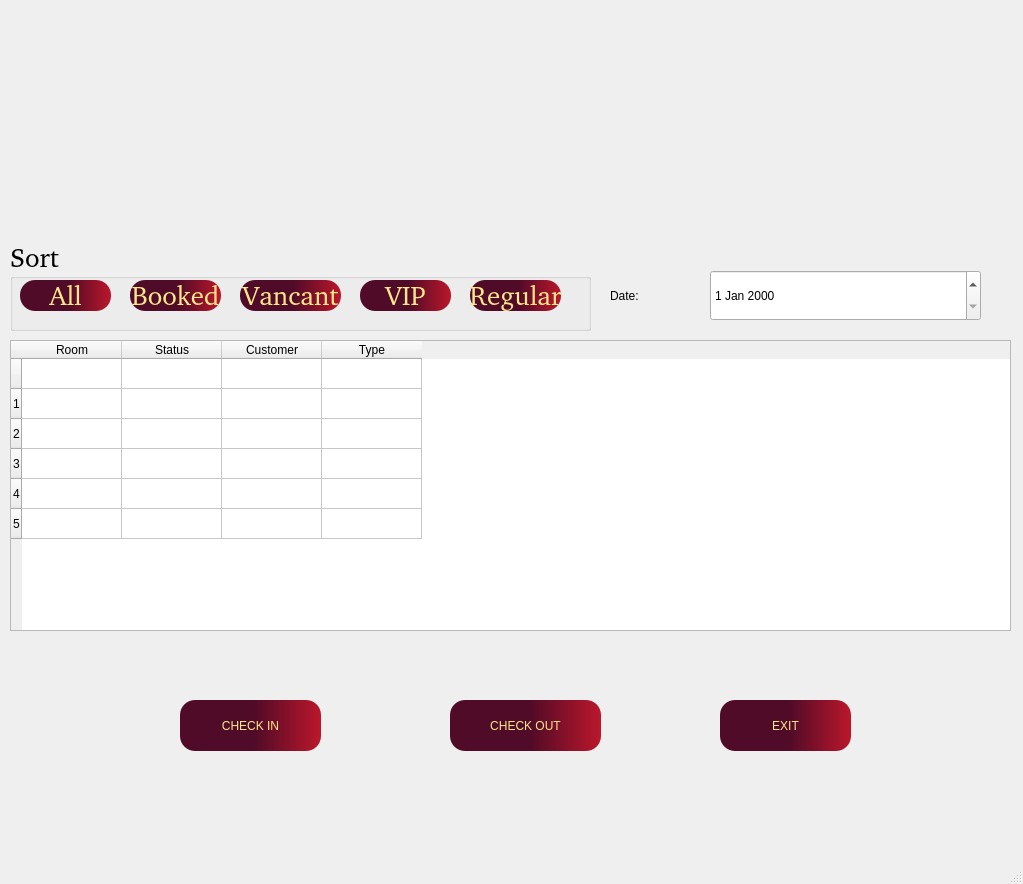
Tranle1509/HotelManagement, file ui/MainWindowRoomManagement.ui: the form before one commit.
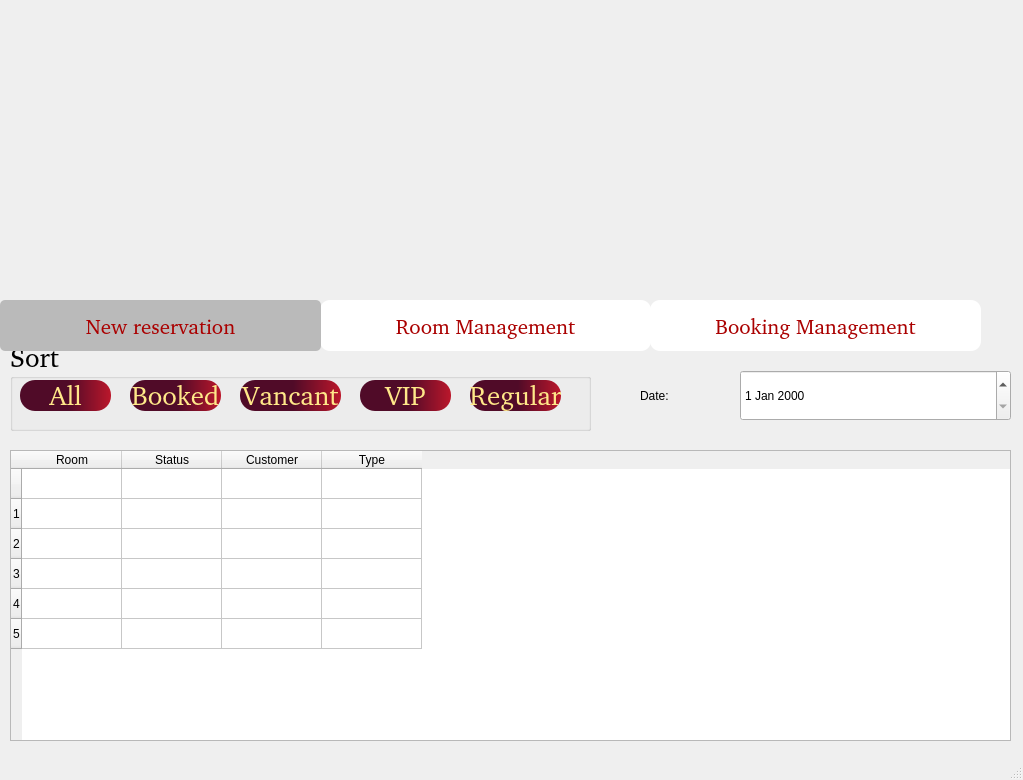
The form after the commit. Icons and pictures are not drawn.

What changed in the file:
```diff
--- a/ui/MainWindowRoomManagement.ui
+++ b/ui/MainWindowRoomManagement.ui
@@ -7,7 +7,7 @@
     <x>0</x>
     <y>0</y>
     <width>1023</width>
-    <height>884</height>
+    <height>780</height>
    </rect>
   </property>
   <property name="sizePolicy">
@@ -16,6 +16,12 @@
     <verstretch>20</verstretch>
    </sizepolicy>
   </property>
+  <property name="maximumSize">
+   <size>
+    <width>1280</width>
+    <height>780</height>
+   </size>
+  </property>
   <property name="windowTitle">
    <string>MainWindow</string>
   </property>
@@ -24,7 +30,7 @@
     <property name="geometry">
      <rect>
       <x>10</x>
-      <y>340</y>
+      <y>450</y>
       <width>1001</width>
       <height>291</height>
      </rect>
@@ -96,7 +102,7 @@
     <property name="geometry">
      <rect>
       <x>10</x>
-      <y>240</y>
+      <y>340</y>
       <width>581</width>
       <height>91</height>
      </rect>
@@ -213,8 +219,8 @@
    <widget class="QPushButton" name="pushButton_checkin">
     <property name="geometry">
      <rect>
-      <x>180</x>
-      <y>700</y>
+      <x>170</x>
+      <y>760</y>
       <width>141</width>
       <height>51</height>
      </rect>
@@ -243,8 +249,8 @@
    <widget class="QPushButton" name="pushButton_checkout">
     <property name="geometry">
      <rect>
-      <x>450</x>
-      <y>700</y>
+      <x>460</x>
+      <y>760</y>
       <width>151</width>
       <height>51</height>
      </rect>
@@ -273,8 +279,8 @@
    <widget class="QPushButton" name="pushButton_exit">
     <property name="geometry">
      <rect>
-      <x>720</x>
-      <y>700</y>
+      <x>730</x>
+      <y>760</y>
       <width>131</width>
       <height>51</height>
      </rect>
@@ -303,8 +309,8 @@
    <widget class="QLabel" name="label">
     <property name="geometry">
      <rect>
-      <x>610</x>
-      <y>280</y>
+      <x>640</x>
+      <y>380</y>
       <width>91</width>
       <height>31</height>
      </rect>
@@ -322,21 +328,97 @@
    <widget class="QDateEdit" name="dateEdit_date">
     <property name="geometry">
      <rect>
-      <x>710</x>
-      <y>270</y>
+      <x>740</x>
+      <y>370</y>
       <width>271</width>
       <height>51</height>
      </rect>
     </property>
    </widget>
-   <widget class="QLabel" name="label_2">
+   <widget class="QPushButton" name="pushButton_RoomManagement">
     <property name="geometry">
      <rect>
-      <x>40</x>
-      <y>10</y>
-      <width>951</width>
-      <height>241</height>
+      <x>320</x>
+      <y>300</y>
+      <width>331</width>
+      <height>51</height>
      </rect>
+    </property>
+    <property name="font">
+     <font>
+      <family>#9Slide03 SFU Toledo Bold</family>
+      <pointsize>16</pointsize>
+      <weight>9</weight>
+      <italic>false</italic>
+      <bold>false</bold>
+     </font>
+    </property>
+    <property name="focusPolicy">
+     <enum>Qt::NoFocus</enum>
+    </property>
+    <property name="styleSheet">
+     <string notr="true">font: 75 16pt &quot;#9Slide03 SFU Toledo Bold&quot;;
+color: rgb(170, 0, 0);
+
+
+    border-radius: 10px;
+    padding: 5px;
+
+background-color: rgb(255, 255, 255);</string>
+    </property>
+    <property name="text">
+     <string>Room Management</string>
+    </property>
+   </widget>
+   <widget class="QPushButton" name="pushButton_BookingManagement">
+    <property name="geometry">
+     <rect>
+      <x>650</x>
+      <y>300</y>
+      <width>331</width>
+      <height>51</height>
+     </rect>
+    </property>
+    <property name="font">
+     <font>
+      <family>#9Slide03 SFU Toledo Bold</family>
+      <pointsize>16</pointsize>
+      <weight>9</weight>
+      <italic>false</italic>
+      <bold>false</bold>
+     </font>
+    </property>
+    <property name="focusPolicy">
+     <enum>Qt::NoFocus</enum>
+    </property>
+    <property name="styleSheet">
+     <string notr="true">font: 75 16pt &quot;#9Slide03 SFU Toledo Bold&quot;;
+color: rgb(170, 0, 0);
+
+
+    border-radius: 10px;
+    padding: 5px;
+
+background-color: rgb(255, 255, 255);</string>
+    </property>
+    <property name="text">
+     <string>Booking Management</string>
+    </property>
+   </widget>
+   <widget class="QLabel" name="label_3">
+    <property name="geometry">
+     <rect>
+      <x>0</x>
+      <y>0</y>
+      <width>1021</width>
+      <height>311</height>
+     </rect>
+    </property>
+    <property name="sizePolicy">
+     <sizepolicy hsizetype="Expanding" vsizetype="Expanding">
+      <horstretch>0</horstretch>
+      <verstretch>0</verstretch>
+     </sizepolicy>
     </property>
     <property name="text">
      <string/>
@@ -348,6 +430,66 @@
      <bool>true</bool>
     </property>
    </widget>
+   <widget class="QLabel" name="label_2">
+    <property name="geometry">
+     <rect>
+      <x>1030</x>
+      <y>320</y>
+      <width>381</width>
+      <height>31</height>
+     </rect>
+    </property>
+    <property name="text">
+     <string/>
+    </property>
+   </widget>
+   <widget class="QPushButton" name="pushButton">
+    <property name="geometry">
+     <rect>
+      <x>0</x>
+      <y>300</y>
+      <width>321</width>
+      <height>51</height>
+     </rect>
+    </property>
+    <property name="font">
+     <font>
+      <family>#9Slide03 SFU Toledo Bold</family>
+      <pointsize>16</pointsize>
+      <weight>9</weight>
+      <italic>false</italic>
+      <bold>false</bold>
+     </font>
+    </property>
+    <property name="focusPolicy">
+     <enum>Qt::NoFocus</enum>
+    </property>
+    <property name="styleSheet">
+     <string notr="true">font: 75 16pt &quot;#9Slide03 SFU Toledo Bold&quot;;
+color: rgb(170, 0, 0);
+
+
+    border-radius: 5px;
+    padding: 5px;
+
+background-color: rgb(186, 186, 186);</string>
+    </property>
+    <property name="text">
+     <string>New reservation</string>
+    </property>
+   </widget>
+   <zorder>label_3</zorder>
+   <zorder>tableWidget_Room</zorder>
+   <zorder>groupBox</zorder>
+   <zorder>pushButton_checkin</zorder>
+   <zorder>pushButton_checkout</zorder>
+   <zorder>pushButton_exit</zorder>
+   <zorder>label</zorder>
+   <zorder>dateEdit_date</zorder>
+   <zorder>pushButton_RoomManagement</zorder>
+   <zorder>pushButton_BookingManagement</zorder>
+   <zorder>label_2</zorder>
+   <zorder>pushButton</zorder>
   </widget>
   <widget class="QMenuBar" name="menubar">
    <property name="geometry">
```
